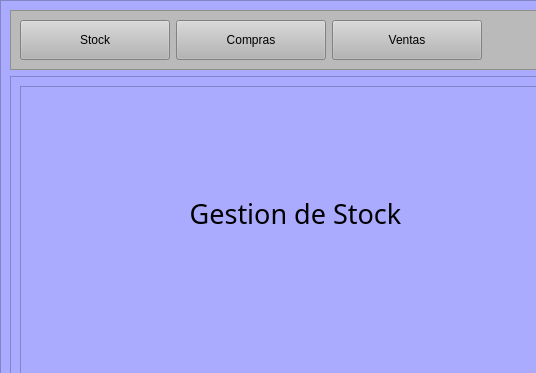
First picture: the form in Views/Principal.ui, repository Ryderd20/Gestor-Stock, before the edit; both pictures show x 0 to 536 and y 0 to 373 of the 797 by 583 pixel window.
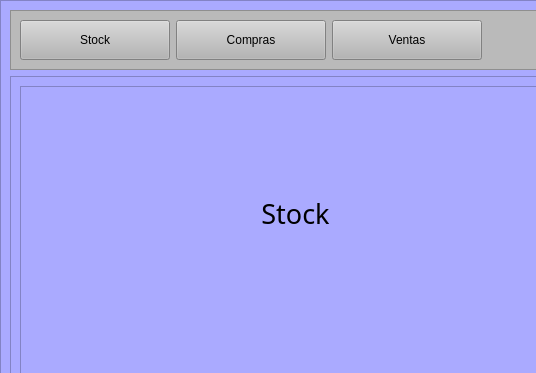
Second picture: the form after the edit. The open tabs and pages were chosen to show the change.

Diff of the .ui file:
```diff
--- a/Views/Principal.ui
+++ b/Views/Principal.ui
@@ -227,7 +227,7 @@
                     </font>
                    </property>
                    <property name="text">
-                    <string>Gestion de Stock</string>
+                    <string>Stock</string>
                    </property>
                    <property name="alignment">
                     <set>Qt::AlignCenter</set>
```
Left out of the diff: 10 changed lines with no effect on the pictures.
